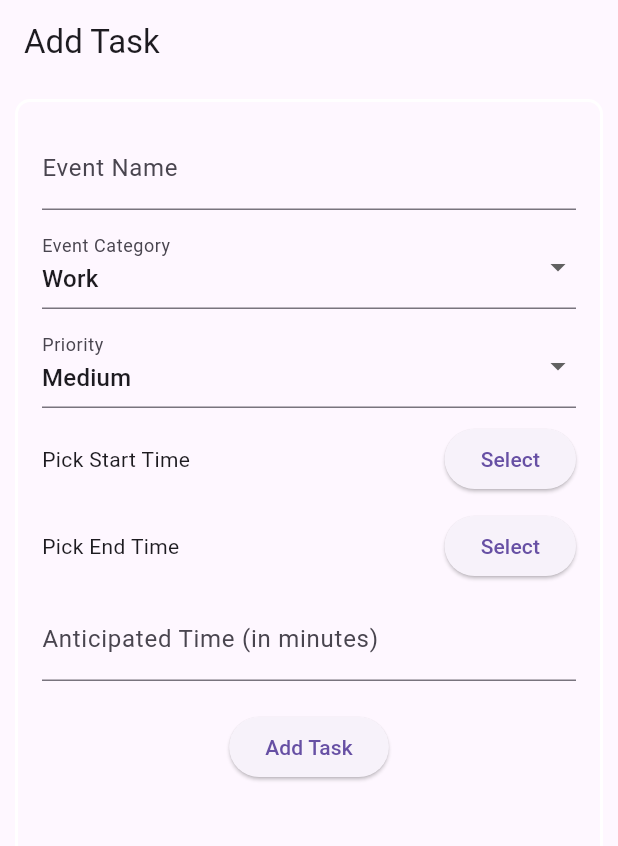
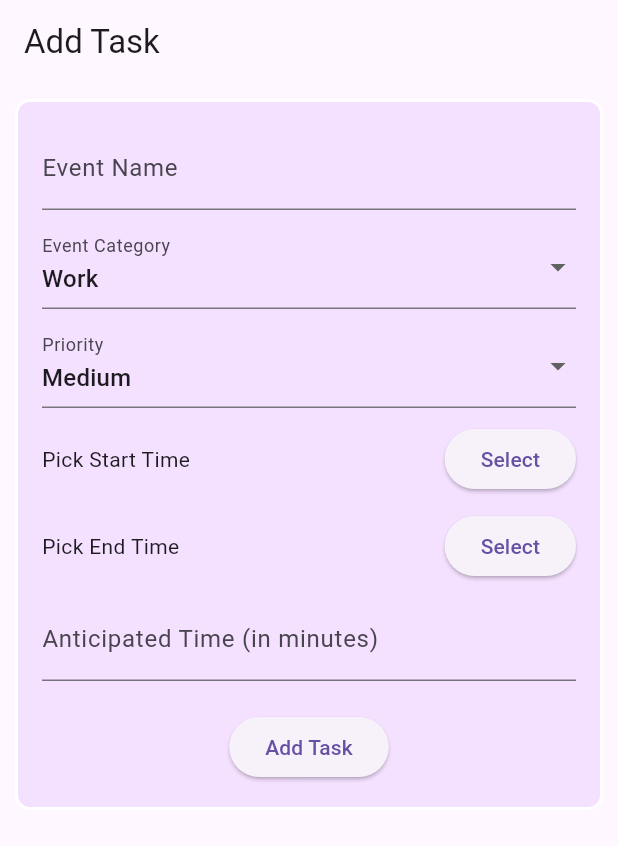
Before and after one commit to mcguire-b/student-planner, a Flutter app: the AddTaskScreen screen opened directly, on a phone screen of 412 x 824 dp. Shown: the top 846 px of the screen. Run offline on Flutter 3.47's test engine with Material 3 defaults, Android fonts, the phone set to English and light mode, and no system bars; our stand-ins replace table_calendar.

Commit message:
add task style changes

```diff
--- a/lib/add_task_screen.dart
+++ b/lib/add_task_screen.dart
@@ -57,15 +57,18 @@ class _AddTaskScreenState extends State<AddTaskScreen> {
   Widget build(BuildContext context) {
     return Scaffold(
       appBar: AppBar(title: Text('Add Task')),
-      body: Center(
+      body: Align(
+        alignment: Alignment.topCenter,
         child: Container(
           decoration: BoxDecoration(
+            color: const Color.fromARGB(255, 244, 224, 255),
             border: Border.all(color: Colors.white, width: 2), // Black border around the body
             borderRadius: BorderRadius.circular(10), // Rounded corners
           ),
           padding: const EdgeInsets.all(16.0), // Padding inside the border
           margin: const EdgeInsets.all(10.0), // Space around the container
           child: Column(
+            mainAxisSize: MainAxisSize.min,
             crossAxisAlignment: CrossAxisAlignment.start,
             children: [
               TextField(
```
